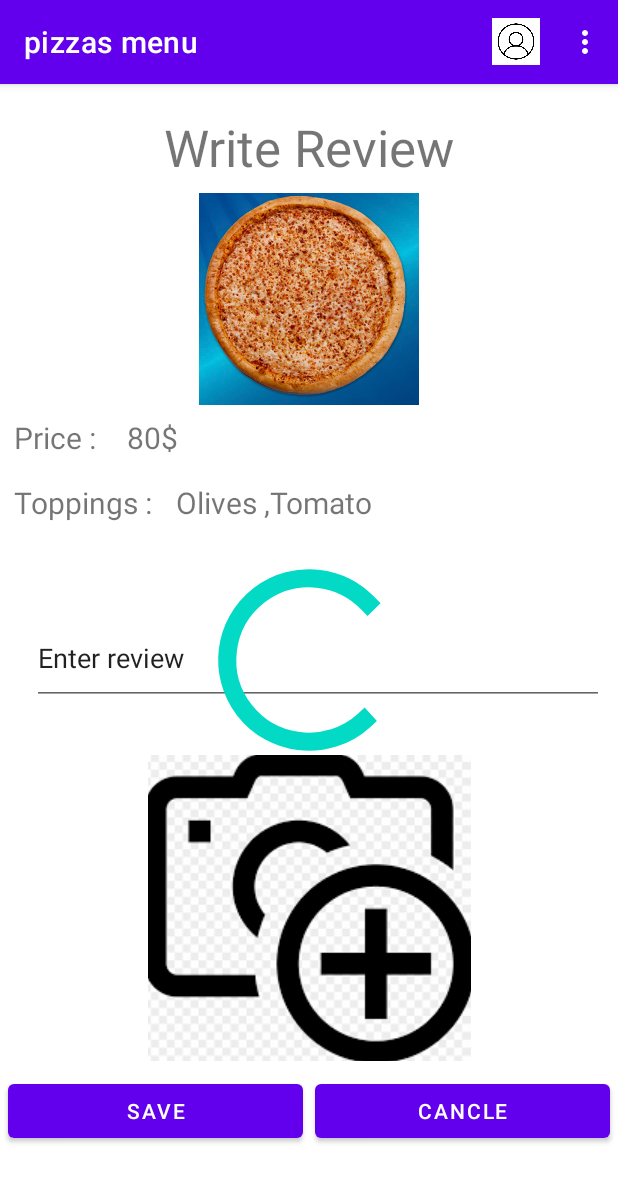
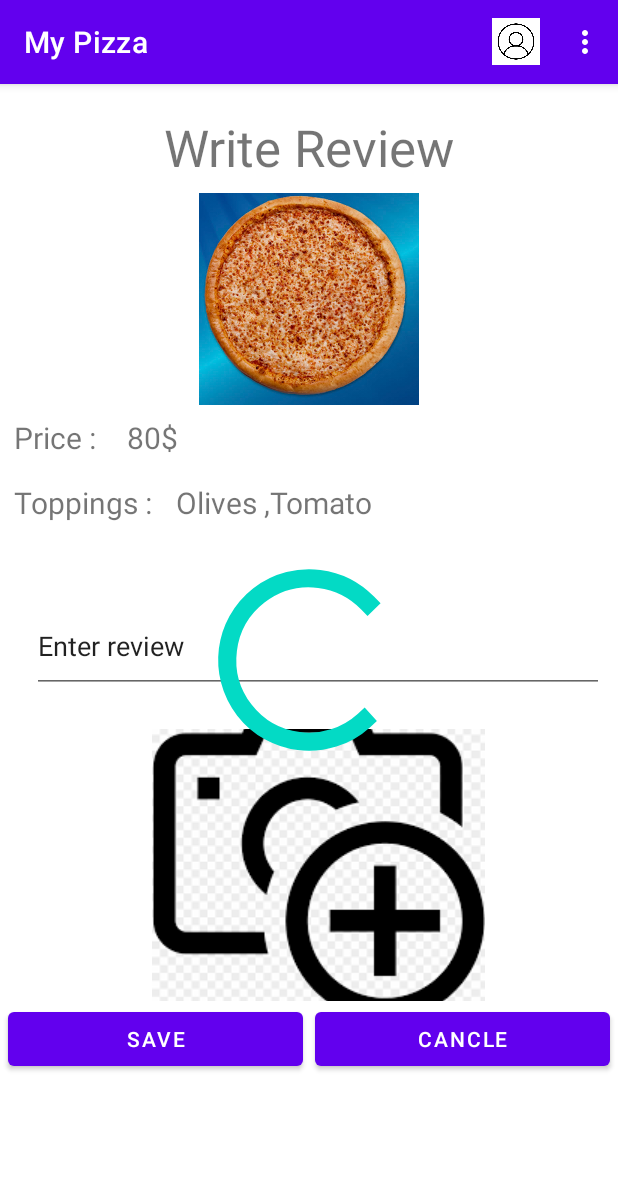
Before and after one commit to ohad585/My-Pizza, an Android app: the fragment write_review_fragment placed in its activity, on a phone screen of 412 x 824 dp. Shown: the top 1182 px of the screen. Run offline under Robolectric (Android 15) with nearby library versions, the phone set to English and light mode, and no system bars; our stand-ins replace Firebase (no records; nobody signed in at launch, a user with empty details on screens opened directly), Picasso, navigation-ui; 1 statement that could not run was skipped.

Commit message:
bug fixes

```diff
--- a/app/src/main/java/com/example/mypizza/MainActivity.java
+++ b/app/src/main/java/com/example/mypizza/MainActivity.java
@@ -20,6 +20,7 @@ import com.example.mypizza.Model.User;
 public class MainActivity extends AppCompatActivity {
     NavController navCtrl;
     User u=null;
+
     @Override
     protected void onCreate(Bundle savedInstanceState) {
         super.onCreate(savedInstanceState);
@@ -27,12 +28,15 @@ public class MainActivity extends AppCompatActivity {
         NavHostFragment nav_host = (NavHostFragment)getSupportFragmentManager().findFragmentById(R.id.fragmentContainerView2);
         navCtrl = nav_host.getNavController();
         NavigationUI.setupActionBarWithNavController(this,navCtrl);
+        if(u!=null){
             Model.instance.getCurrentUser(new Model.getCurrentUserListener() {
                 @Override
                 public void onComplete(User user) {
                     u=user;
                 }
             });
+        }
+
 
     }
     @Override
@@ -49,6 +53,12 @@ public class MainActivity extends AppCompatActivity {
 
     @Override
     public boolean onOptionsItemSelected(@NonNull MenuItem item) {
+        Model.instance.getCurrentUser(new Model.getCurrentUserListener() {
+            @Override
+            public void onComplete(User user) {
+                u=user;
+            }
+        });
         if (!super.onOptionsItemSelected(item)) {
             switch (item.getItemId()) {
                 case R.id.menu_pizzas_menu:
--- a/app/src/main/java/com/example/mypizza/Model/AppLocalDBPizza.java
+++ b/app/src/main/java/com/example/mypizza/Model/AppLocalDBPizza.java
@@ -7,7 +7,7 @@ import androidx.room.RoomDatabase;
 
 import com.example.mypizza.MyApplication;
 
-@Database(entities = {Pizza.class}, version = 4)
+@Database(entities = {Pizza.class}, version = 5)
 abstract class AppLocalDbRepositoryPizza extends RoomDatabase {
     public abstract PizzaDao pizzaDao();
 
--- a/app/src/main/java/com/example/mypizza/Model/AppLocalDBReview.java
+++ b/app/src/main/java/com/example/mypizza/Model/AppLocalDBReview.java
@@ -4,7 +4,7 @@ import androidx.room.Room;
 import androidx.room.RoomDatabase;
 
 import com.example.mypizza.MyApplication;
-@Database(entities = {Review.class}, version =6)
+@Database(entities = {Review.class}, version =7)
 abstract class AppLocalDbRepositoryReview extends RoomDatabase {
     public abstract ReviewDao reviewDao();
 }
--- a/app/src/main/res/layout/edit_review_fragment.xml
+++ b/app/src/main/res/layout/edit_review_fragment.xml
@@ -102,14 +102,15 @@
 
     <ImageButton
         android:id="@+id/edit_review_img"
-        android:layout_width="240dp"
-        android:layout_height="199dp"
+        android:layout_width="241dp"
+        android:layout_height="217dp"
         app:layout_constraintBottom_toTopOf="@+id/edit_review_delete_btn"
         app:layout_constraintEnd_toEndOf="parent"
         app:layout_constraintStart_toStartOf="parent"
         app:layout_constraintTop_toBottomOf="@+id/edit_review_review_et"
         app:layout_constraintVertical_bias="0.735"
         app:srcCompat="@drawable/addphoto"
+        android:scaleType="fitCenter"
         tools:ignore="SpeakableTextPresentCheck" />
 
     <ProgressBar
--- a/app/src/main/res/layout/personal_page_costumer__fragment.xml
+++ b/app/src/main/res/layout/personal_page_costumer__fragment.xml
@@ -69,7 +69,7 @@
         android:id="@+id/personal_page_costumer_img"
         android:layout_width="155dp"
         android:layout_height="145dp"
-        android:layout_marginTop="8dp"
+        android:layout_marginTop="80dp"
         app:layout_constraintEnd_toEndOf="parent"
         app:layout_constraintStart_toStartOf="parent"
         app:layout_constraintTop_toTopOf="parent"
--- a/app/src/main/res/layout/personal_page_manager__fragment.xml
+++ b/app/src/main/res/layout/personal_page_manager__fragment.xml
@@ -31,7 +31,7 @@
         android:id="@+id/personal_page_manager_img"
         android:layout_width="155dp"
         android:layout_height="145dp"
-        android:layout_marginTop="16dp"
+        android:layout_marginTop="88dp"
         app:layout_constraintEnd_toEndOf="parent"
         app:layout_constraintStart_toStartOf="parent"
         app:layout_constraintTop_toTopOf="parent"
--- a/app/src/main/res/layout/write_review.xml
+++ b/app/src/main/res/layout/write_review.xml
@@ -11,7 +11,7 @@
         android:layout_height="wrap_content"
         android:layout_marginStart="4dp"
         android:layout_marginEnd="4dp"
-        android:layout_marginBottom="40dp"
+        android:layout_marginBottom="88dp"
         android:text="Save"
         app:layout_constraintBottom_toBottomOf="parent"
         app:layout_constraintEnd_toStartOf="@+id/write_review_cncl_btn"
@@ -116,6 +116,20 @@
         app:layout_constraintTop_toBottomOf="@+id/write_review_actual_tops_tv"
         app:layout_constraintVertical_bias="0.172" />
 
+    <ImageButton
+        android:id="@+id/write_review_pizza_img_btn"
+        android:layout_width="225dp"
+        android:layout_height="181dp"
+        android:layout_marginTop="24dp"
+        app:layout_constraintBottom_toTopOf="@+id/write_review_save_btn"
+        app:layout_constraintEnd_toEndOf="parent"
+        app:layout_constraintHorizontal_bias="0.532"
+        app:layout_constraintStart_toStartOf="parent"
+        app:layout_constraintTop_toBottomOf="@+id/write_review_et"
+        app:layout_constraintVertical_bias="0.024"
+        app:srcCompat="@drawable/addphoto"
+        tools:ignore="SpeakableTextPresentCheck" />
+
     <ProgressBar
         android:id="@+id/write_review_progBar"
         style="?android:attr/progressBarStyle"
@@ -125,16 +139,4 @@
         app:layout_constraintEnd_toEndOf="parent"
         app:layout_constraintStart_toStartOf="parent"
         app:layout_constraintTop_toTopOf="parent" />
-
-    <ImageButton
-        android:id="@+id/write_review_pizza_img_btn"
-        android:layout_width="215dp"
-        android:layout_height="204dp"
-        android:layout_marginTop="24dp"
-        app:layout_constraintBottom_toTopOf="@+id/write_review_save_btn"
-        app:layout_constraintEnd_toEndOf="parent"
-        app:layout_constraintStart_toStartOf="parent"
-        app:layout_constraintTop_toBottomOf="@+id/write_review_et"
-        app:srcCompat="@drawable/addphoto"
-        tools:ignore="SpeakableTextPresentCheck" />
 </androidx.constraintlayout.widget.ConstraintLayout>
--- a/app/src/main/res/navigation/nav_grah.xml
+++ b/app/src/main/res/navigation/nav_grah.xml
@@ -3,7 +3,7 @@
     xmlns:app="http://schemas.android.com/apk/res-auto"
     xmlns:tools="http://schemas.android.com/tools"
     android:id="@+id/nav_graph"
-    app:startDestination="@id/pizzas_display_fragment">
+    app:startDestination="@id/home_page_fragment2">
     <fragment
         android:id="@+id/login_page_fragment"
         android:name="com.example.mypizza.login_page_fragment"
```
Also changed, not shown: app/src/main/java/com/example/mypizza/edit_review_fragment.java (+35 -18 lines). Lines whose indentation alone changed are shown as unchanged.
